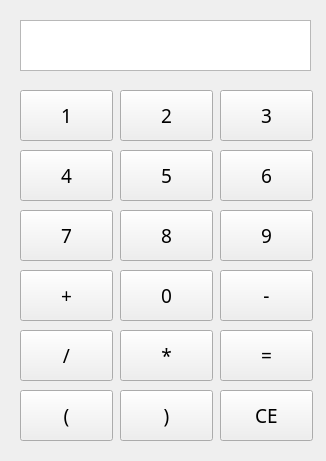
This is calculator.ui in goglevivan2/Calculator as Qt 5 draws it before an edit. The edited form follows.
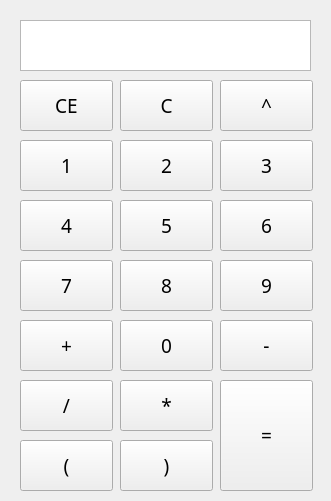
This is the edited form.

Diff of the .ui file:
```diff
--- a/calculator.ui
+++ b/calculator.ui
@@ -6,8 +6,8 @@
    <rect>
     <x>0</x>
     <y>0</y>
-    <width>326</width>
-    <height>461</height>
+    <width>331</width>
+    <height>501</height>
    </rect>
   </property>
   <property name="font">
@@ -39,7 +39,7 @@
    <property name="geometry">
     <rect>
      <x>20</x>
-     <y>90</y>
+     <y>140</y>
      <width>93</width>
      <height>51</height>
     </rect>
@@ -61,7 +61,7 @@
    <property name="geometry">
     <rect>
      <x>120</x>
-     <y>90</y>
+     <y>140</y>
      <width>93</width>
      <height>51</height>
     </rect>
@@ -80,7 +80,7 @@
    <property name="geometry">
     <rect>
      <x>220</x>
-     <y>90</y>
+     <y>140</y>
      <width>93</width>
      <height>51</height>
     </rect>
@@ -99,7 +99,7 @@
    <property name="geometry">
     <rect>
      <x>20</x>
-     <y>150</y>
+     <y>200</y>
      <width>93</width>
      <height>51</height>
     </rect>
@@ -118,7 +118,7 @@
    <property name="geometry">
     <rect>
      <x>120</x>
-     <y>150</y>
+     <y>200</y>
      <width>93</width>
      <height>51</height>
     </rect>
@@ -137,7 +137,7 @@
    <property name="geometry">
     <rect>
      <x>220</x>
-     <y>150</y>
+     <y>200</y>
      <width>93</width>
      <height>51</height>
     </rect>
@@ -156,7 +156,7 @@
    <property name="geometry">
     <rect>
      <x>20</x>
-     <y>210</y>
+     <y>260</y>
      <width>93</width>
      <height>51</height>
     </rect>
@@ -175,7 +175,7 @@
    <property name="geometry">
     <rect>
      <x>120</x>
-     <y>210</y>
+     <y>260</y>
      <width>93</width>
      <height>51</height>
     </rect>
@@ -194,7 +194,7 @@
    <property name="geometry">
     <rect>
      <x>220</x>
-     <y>210</y>
+     <y>260</y>
      <width>93</width>
      <height>51</height>
     </rect>
@@ -213,7 +213,7 @@
    <property name="geometry">
     <rect>
      <x>20</x>
-     <y>270</y>
+     <y>320</y>
      <width>93</width>
      <height>51</height>
     </rect>
@@ -232,7 +232,7 @@
    <property name="geometry">
     <rect>
      <x>120</x>
-     <y>270</y>
+     <y>320</y>
      <width>93</width>
      <height>51</height>
     </rect>
@@ -251,7 +251,7 @@
    <property name="geometry">
     <rect>
      <x>220</x>
-     <y>270</y>
+     <y>320</y>
      <width>93</width>
      <height>51</height>
     </rect>
@@ -270,7 +270,7 @@
    <property name="geometry">
     <rect>
      <x>20</x>
-     <y>330</y>
+     <y>380</y>
      <width>93</width>
      <height>51</height>
     </rect>
@@ -289,7 +289,7 @@
    <property name="geometry">
     <rect>
      <x>120</x>
-     <y>330</y>
+     <y>380</y>
      <width>93</width>
      <height>51</height>
     </rect>
@@ -308,9 +308,9 @@
    <property name="geometry">
     <rect>
      <x>220</x>
-     <y>330</y>
+     <y>380</y>
      <width>93</width>
-     <height>51</height>
+     <height>111</height>
     </rect>
    </property>
    <property name="font">
@@ -327,7 +327,7 @@
    <property name="geometry">
     <rect>
      <x>20</x>
-     <y>390</y>
+     <y>440</y>
      <width>93</width>
      <height>51</height>
     </rect>
@@ -346,7 +346,7 @@
    <property name="geometry">
     <rect>
      <x>120</x>
-     <y>390</y>
+     <y>440</y>
      <width>93</width>
      <height>51</height>
     </rect>
@@ -364,8 +364,8 @@
   <widget class="QPushButton" name="pushButton_ce">
    <property name="geometry">
     <rect>
-     <x>220</x>
-     <y>390</y>
+     <x>20</x>
+     <y>80</y>
      <width>93</width>
      <height>51</height>
     </rect>
@@ -380,6 +380,47 @@
     <string>CE</string>
    </property>
   </widget>
+  <widget class="QPushButton" name="pushButton_pow">
+   <property name="geometry">
+    <rect>
+     <x>220</x>
+     <y>80</y>
+     <width>93</width>
+     <height>51</height>
+    </rect>
+   </property>
+   <property name="text">
+    <string>^</string>
+   </property>
+  </widget>
+  <widget class="QPushButton" name="pushButton_delsym">
+   <property name="geometry">
+    <rect>
+     <x>120</x>
+     <y>80</y>
+     <width>93</width>
+     <height>51</height>
+    </rect>
+   </property>
+   <property name="text">
+    <string>C</string>
+   </property>
+  </widget>
+  <widget class="QTextEdit" name="textEdit">
+   <property name="geometry">
+    <rect>
+     <x>20</x>
+     <y>20</y>
+     <width>291</width>
+     <height>51</height>
+    </rect>
+   </property>
+   <property name="font">
+    <font>
+     <pointsize>16</pointsize>
+    </font>
+   </property>
+  </widget>
  </widget>
  <resources/>
  <connections/>
```
Left out of the diff: 16 changed lines with no effect on the pictures.
